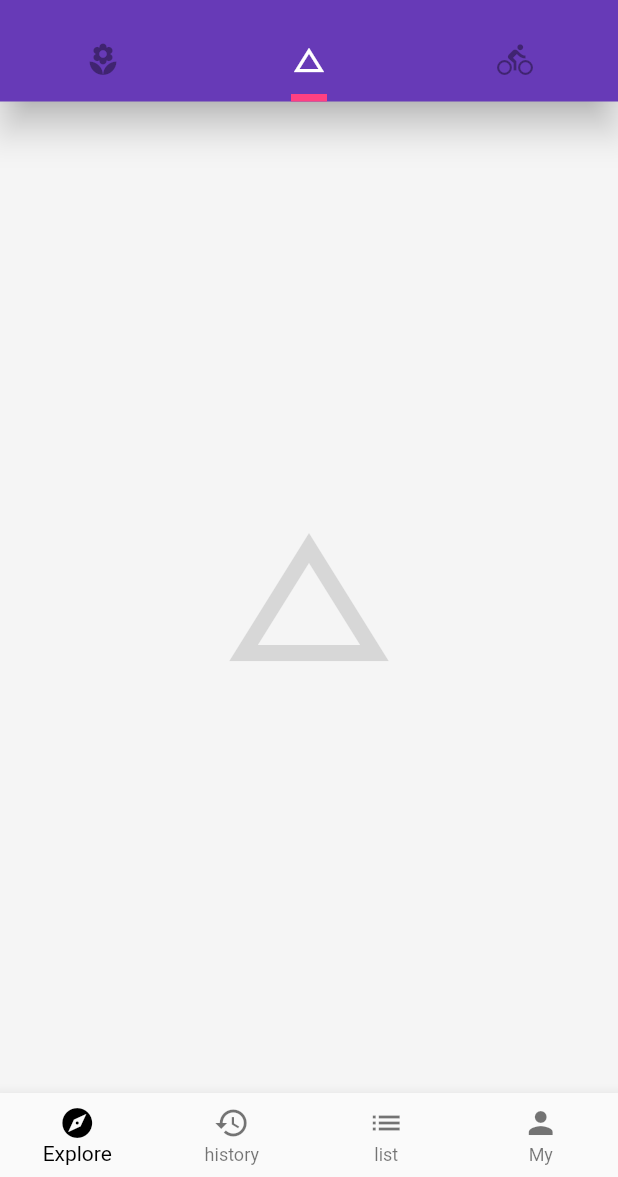
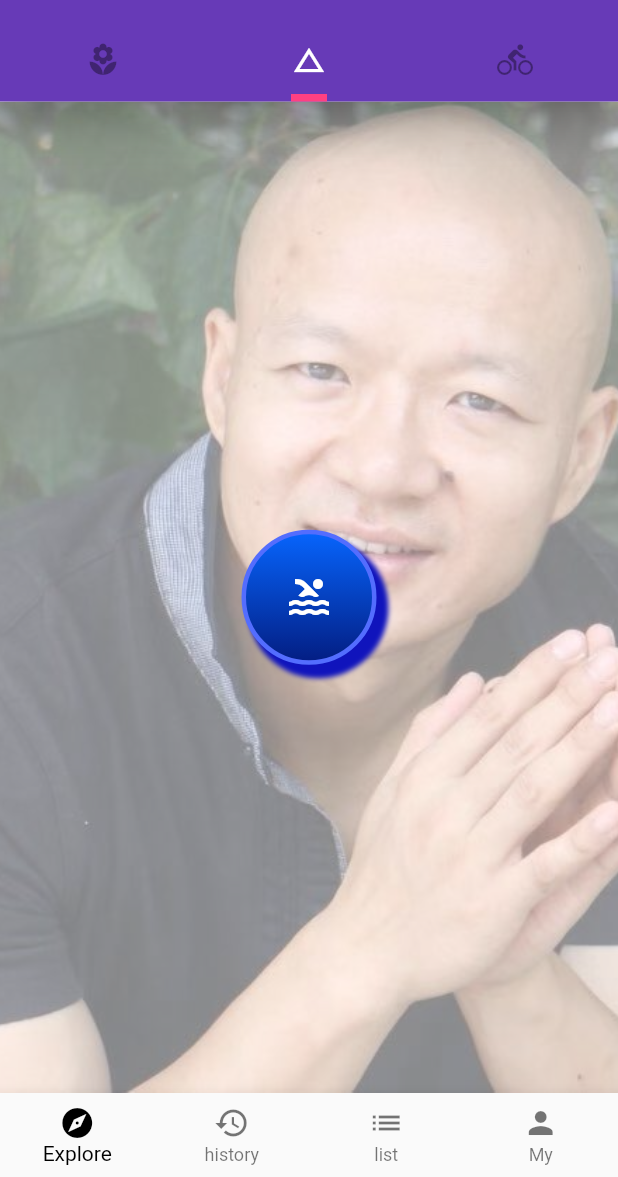
Before and after one commit to capricorntb/flutter, a Flutter app: the screen it shows after launch, tab 2 chosen, on a phone screen of 412 x 824 dp, the part 59-1236 px from its top. Run offline on Flutter 3.47's test engine with Material 2 defaults, Android fonts, the phone set to English and light mode, and no system bars; network calls fail.

Commit message:
容器与装饰，文字样式与富文件格式

```diff
--- /dev/null
+++ b/lib/demo/basic_demo.dart
@@ -0,0 +1,114 @@
+import 'package:flutter/material.dart';
+
+class BasicDemo extends StatelessWidget {
+  @override
+  Widget build(BuildContext context) {
+    return Container(
+      decoration: BoxDecoration(
+        image: DecorationImage(
+          image: AssetImage('images/avator.jpeg'),
+          alignment: Alignment.topCenter,
+          // repeat: ImageRepeat.repeat,
+          fit: BoxFit.cover,
+          colorFilter: ColorFilter.mode(
+            Colors.white.withOpacity(0.5),
+            BlendMode.hardLight,)
+        ),
+      ),
+      // color: Colors.grey[200],
+      child: Row(
+        mainAxisAlignment: MainAxisAlignment.center,
+        children: <Widget>[
+          Container(
+            child: Icon(Icons.pool, size: 32.0, color: Colors.white),
+            // color: Color.fromRGBO(3, 54, 255, 1.0),
+            // padding: EdgeInsets.only(left: 24.0, right: 8.0),
+            padding: EdgeInsets.all(16.0),
+            margin: EdgeInsets.all(8.0),
+            width: 90.0,
+            height: 90.0,
+            decoration: BoxDecoration(
+              color: Colors.blueAccent,
+              border: Border.all(
+                color: Colors.indigoAccent,
+                width: 3.0,
+                style: BorderStyle.solid,
+              ),
+              // borderRadius: BorderRadius.circular(16.0),
+              // borderRadius: BorderRadius.only(
+              //   topLeft: Radius.circular(64.0),
+              //   // bottomRight: Radius.circular(64.0),
+              //   bottomLeft: Radius.circular(64.0),
+              // ),
+              boxShadow: [
+                BoxShadow(
+                  offset: Offset(6.0, 7.0),
+                  color: Color.fromRGBO(16, 20, 188, 1.0),
+                  blurRadius: 2.0,
+                  spreadRadius: 2.0,
+                )],
+              shape: BoxShape.circle,
+              // gradient: RadialGradient(
+              //   colors: [
+              //     Color.fromRGBO(7, 102, 255,1.0),
+              //     Color.fromRGBO(3, 28, 128,1.0),
+              //   ],
+              gradient: LinearGradient(
+                colors: [
+                  Color.fromRGBO(7, 102, 255,1.0),
+                  Color.fromRGBO(3, 28, 128,1.0),
+                ],
+                begin: Alignment.topCenter,
+                end: Alignment.bottomCenter,
+              ),
+            ),
+          )
+        ],
+      ),
+    );
+  }
+}
+
+class RichTextDemo extends StatelessWidget {
+  @override
+  Widget build(BuildContext context) {
+    return RichText(
+      textAlign: TextAlign.center,
+      text: TextSpan(
+          text: 'capricorn',
+          style: TextStyle(
+            color: Colors.deepPurpleAccent,
+            fontsize: 50.0,
+            fontStyle: FontStyle.italic,
+            fontWeight: FontWeight.w100,
+          ),
+          children: [
+            TextSpan(
+                text: '.com',
+                style: TextStyle(
+                  fontsize: 17.0,
+                  color: Colors.black,
+                ))
+          ]),
+    );
+  }
+}
+
+class TextDemo extends StatelessWidget {
+  final TextStyle _textStyle = TextStyle(
+    fontsize: 28.0,
+  );
+
+  final String _authour = '李白';
+  final String _title = '将进酒';
+  @override
+  Widget build(BuildContext context) {
+    return Text(
+      '<< $_title>> ---- $_authour.君不见黄河之水天上来，奔流到海不复回，群不见高堂明镜悲白发，朝如青丝暮成雪，人生得意须尽欢，莫使金樽空对月，天生我材必有用，千金散尽还复来，烹羊宰牛且为乐，会须一饮三百杯。',
+      textAlign: TextAlign.left,
+      style: _textStyle,
+      maxLines: 3,
+      overflow: TextOverflow.ellipsis,
+    );
+  }
+}
--- a/lib/main.dart
+++ b/lib/main.dart
@@ -3,6 +3,7 @@ import 'model/post.dart';
 import 'demo/listview_demo.dart';
 import 'demo/drawer_demo.dart';
 import 'demo/bottom_navigation_bar_demo.dart';
+import 'demo/basic_demo.dart';
 
 void main() {
   runApp(App());
@@ -61,7 +62,7 @@ class Home extends StatelessWidget {
           children: <Widget>[
 
             ListViewDemo(),
-            Icon(Icons.change_history, size: 128.0, color: Colors.black12),
+            BasicDemo(),
             Icon(Icons.directions_bike, size: 128.0, color: Colors.black12),
           ],
         ),
```
Also changed, not shown: 1 other file.
